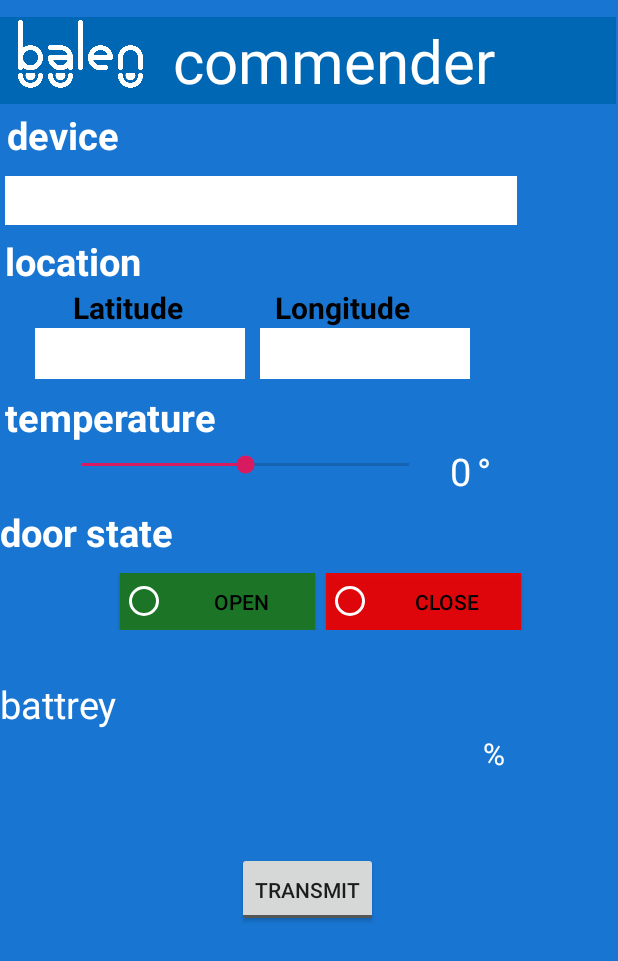
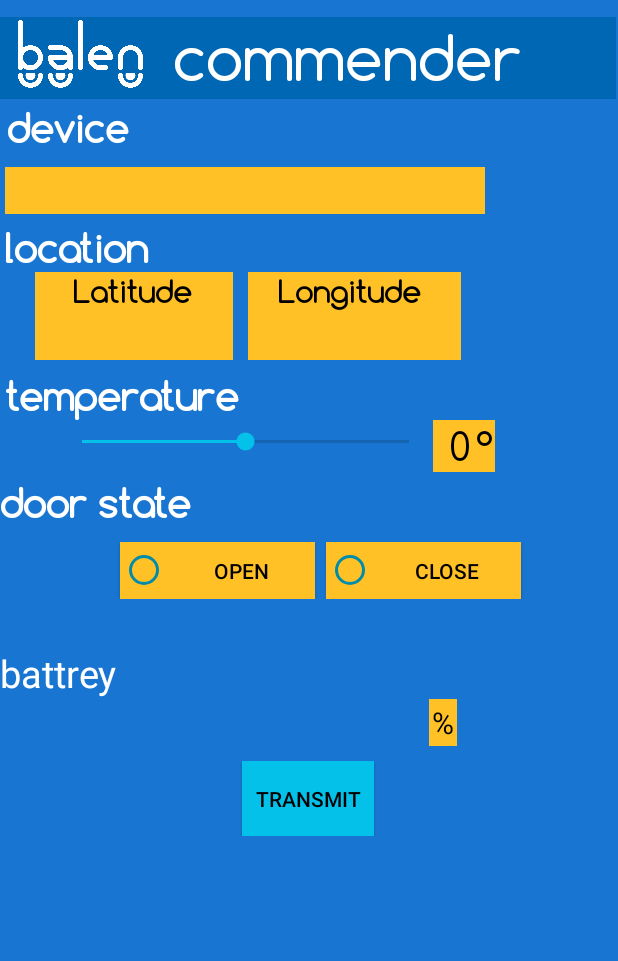
Before and after one commit to indrii/balen-iot-simulator, an Android app: the screen it shows after launch (MainActivity), on a phone screen of 412 x 824 dp. Shown: the top 961 px of the screen. Run offline under Robolectric (Android 15) with nearby library versions, the light colour scheme and no system bars; libraries missing offline, so code that uses them is left out: com.rabbitmq.client.

Commit message:
BC-Simut
- change font and color

```diff
--- a/app/src/main/java/balen/simulator/balen/MainActivity.java
+++ b/app/src/main/java/balen/simulator/balen/MainActivity.java
@@ -8,6 +8,7 @@ import android.content.Context;
 import android.content.Intent;
 import android.content.IntentFilter;
 import android.content.pm.PackageManager;
+import android.graphics.Color;
 import android.location.Location;
 import android.os.AsyncTask;
 import android.os.BatteryManager;
@@ -118,6 +119,7 @@ public class MainActivity extends Activity implements ConnectionCallbacks, OnCon
                     if(!t.isAlive()){
                         t.start();
                     }
+                    submitToggle.setBackgroundColor(Color.RED);
 
                     suspendPublisher = false;
                 }else{
@@ -131,6 +133,7 @@ public class MainActivity extends Activity implements ConnectionCallbacks, OnCon
                     if(t.isAlive()){
                         //t.stop();
                     }
+                    submitToggle.setBackgroundColor(Color.rgb(8,80,118));
 
                     suspendPublisher = true;
                 }
--- a/app/src/main/res/layout/activity_main.xml
+++ b/app/src/main/res/layout/activity_main.xml
@@ -39,7 +39,8 @@
             android:textColor="#fff"
             android:layout_gravity="center"
             android:nextFocusLeft="@id/blnLogo"
-            android:layout_marginLeft="20dp"/>
+            android:layout_marginLeft="20dp"
+            android:fontFamily="@font/comfortaa_regular" />
 
     </LinearLayout>
 
@@ -59,7 +60,9 @@
             android:text="device"
             android:textColor="#fff"
             android:textSize="25dp"
-            android:textStyle="bold" />
+            android:textStyle="bold"
+            android:fontFamily="@font/comfortaa_regular"
+            />
 
         <EditText
             android:id="@+id/deviceField"
@@ -69,7 +72,8 @@
             android:ems="16"
             android:layout_marginTop="10dp"
             android:padding="4dp"
-
+            android:backgroundTint="#FFC125"
+            android:fontFamily="@font/comfortaa_regular"
             />
 
     </LinearLayout>
@@ -87,7 +91,9 @@
         android:text="location"
         android:textColor="#fff"
         android:textSize="25dp"
-        android:textStyle="bold" />
+        android:textStyle="bold"
+        android:fontFamily="@font/comfortaa_regular"/>
+
         <LinearLayout
             android:layout_width="wrap_content"
             android:layout_height="wrap_content"
@@ -95,8 +101,9 @@
             <RelativeLayout
                 android:layout_width="wrap_content"
                 android:layout_height="wrap_content"
-                android:layout_marginLeft="20dp">
-
+                android:layout_marginLeft="20dp"
+                android:background="#FFC125"
+                android:id="@+id/relLat">
                 <TextView
                     android:id="@+id/txtLat"
                     android:layout_width="wrap_content"
@@ -105,23 +112,29 @@
                     android:text="Latitude"
                     android:textColor="#000"
                     android:textSize="20dp"
-                    android:textStyle="bold" />
+                    android:textStyle="bold"
+                    android:fontFamily="@font/comfortaa_regular"/>
 
                 <TextView
                     android:id="@+id/latField"
                     android:layout_width="wrap_content"
                     android:layout_height="wrap_content"
                     android:layout_below="@id/txtLat"
-                    android:background="#ffff"
                     android:ems="6"
                     android:gravity="center"
                     android:padding="3dp"
-                    android:textSize="20dp" />
+                    android:textSize="20dp"
+                    android:textColor="#000"
+                    android:fontFamily="@font/comfortaa_regular"/>
             </RelativeLayout>
 
             <RelativeLayout
                 android:layout_width="wrap_content"
-                android:layout_height="wrap_content">
+                android:layout_height="wrap_content"
+                android:background="#FFC125"
+                android:nextFocusLeft="@id/relLat"
+                android:layout_marginLeft="10dp"
+                android:fontFamily="@font/comfortaa_regular">
 
 
                 <TextView
@@ -133,7 +146,8 @@
                     android:text="Longitude"
                     android:textColor="#000"
                     android:textSize="20dp"
-                    android:textStyle="bold" />
+                    android:textStyle="bold"
+                    android:fontFamily="@font/comfortaa_regular"/>
 
                 <TextView
                     android:id="@+id/longField"
@@ -142,11 +156,12 @@
                     android:layout_below="@id/txtLon"
                     android:layout_marginLeft="10dp"
                     android:layout_marginTop="0dp"
-                    android:background="#ffff"
                     android:ems="6"
                     android:gravity="center"
                     android:padding="3dp"
-                    android:textSize="20dp" />
+                    android:textSize="20dp"
+                    android:textColor="#000"
+                    android:fontFamily="@font/comfortaa_regular"/>
 
             </RelativeLayout>
 
@@ -167,7 +182,8 @@
             android:text="temperature"
             android:textColor="#fff"
             android:textSize="25dp"
-            android:textStyle="bold" />
+            android:textStyle="bold"
+            android:fontFamily="@font/comfortaa_regular"/>
 
         <!--<EditText-->
             <!--android:id="@+id/fieldTemperature"-->
@@ -183,7 +199,9 @@
     <LinearLayout
         android:layout_width="wrap_content"
         android:layout_height="wrap_content"
-        android:orientation="horizontal">
+        android:orientation="horizontal"
+        >
+
         <SeekBar
             android:layout_width="250dp"
             android:layout_height="wrap_content"
@@ -192,27 +210,35 @@
             android:padding="5dp"
             android:progress="50"
             android:max="100"
+            android:progressTint="#04c1ea"
+            android:thumbTint="#04c1ea"
 
 
             />
+        <LinearLayout
+            android:layout_width="match_parent"
+            android:layout_height="wrap_content"
+            android:background="#FFC125">
         <TextView
             android:layout_width="wrap_content"
             android:layout_height="wrap_content"
-            android:textColor="#fff"
+            android:textColor="#000"
             android:layout_marginLeft="10dp"
             android:textSize="25dp"
             android:padding="1dp"
             android:id="@+id/textTemp"
-            android:text="0"/>
+            android:text="0"
+            android:fontFamily="@font/comfortaa_regular"/>
         <TextView
             android:layout_width="wrap_content"
             android:layout_height="wrap_content"
-            android:textColor="#fff"
+            android:textColor="#000"
             android:layout_marginLeft="1dp"
             android:textSize="25dp"
             android:padding="1dp"
-            android:text="°"/>
-
+            android:text="°"
+            android:fontFamily="@font/comfortaa_regular"/>
+        </LinearLayout>
     </LinearLayout>
 
     </LinearLayout>
@@ -230,7 +256,8 @@
             android:text="door state"
             android:textColor="#fff"
             android:textSize="25dp"
-            android:textStyle="bold" />
+            android:textStyle="bold"
+            android:fontFamily="@font/comfortaa_regular"/>
     </RelativeLayout>
     <RelativeLayout
         android:layout_width="match_parent"
@@ -250,8 +277,8 @@
                 android:layout_width="130sp"
                 android:layout_height="38dp"
                 android:layout_marginLeft="80dp"
-                android:background="#1c7426"
-                android:buttonTint="#ffff"
+                android:background="#FFC125"
+                android:buttonTint="#038ca9"
                 android:gravity="center"
                 android:text="OPEN"
                 android:textColor="#000" />
@@ -263,8 +290,8 @@
                 android:layout_height="38dp"
                 android:layout_marginLeft="7dp"
                 android:layout_toRightOf="@+id/radioOpen"
-                android:background="#ee00"
-                android:buttonTint="#ffff"
+                android:background="#FFC125"
+                android:buttonTint="#038ca9"
                 android:gravity="center"
                 android:text="CLOSE"
                 android:textColor="#000" />
@@ -290,7 +317,8 @@
         android:layout_marginRight="40dp"
         android:orientation="horizontal"
         android:padding="2dp"
-        android:layout_marginLeft="320dp"
+        android:layout_marginLeft="286dp"
+        android:background="#FFC125"
 
         >
 
@@ -300,56 +328,19 @@
             android:layout_height="wrap_content"
             android:text=""
             android:textAlignment="viewStart"
-            android:textColor="#fff"
+            android:textColor="#000"
             android:textSize="20dp" />
         <TextView
             android:layout_width="match_parent"
             android:layout_height="wrap_content"
             android:text="%"
             android:textAlignment="viewStart"
-            android:textColor="#fff"
+            android:textColor="#000"
             android:textSize="20dp"
             android:nextFocusLeft="@id/battreyText"/>
     </LinearLayout>
     </LinearLayout>
 
-    <LinearLayout
-        android:layout_width="match_parent"
-        android:layout_height="wrap_content"
-        android:orientation="horizontal"
-        android:padding="20dp">
-
-        <!--<Button-->
-            <!--android:id="@+id/buttonSubmitToken"-->
-            <!--style="?android:attr/buttonStyleSmall"-->
-            <!--android:layout_width="130sp"-->
-            <!--android:layout_height="38sp"-->
-            <!--android:layout_gravity="center"-->
-            <!--android:layout_marginLeft="50dp"-->
-            <!--android:background="#9BEFAC"-->
-            <!--android:clickable="true"-->
-            <!--android:gravity="center"-->
-            <!--android:onClick="submitRepeating"-->
-            <!--android:text="SUBMIT"-->
-            <!--android:textColor="@android:color/black" />-->
-
-        <!--<Button-->
-            <!--android:id="@+id/buttonCancelToken"-->
-            <!--style="?android:attr/buttonStyleSmall"-->
-            <!--android:layout_width="130sp"-->
-            <!--android:layout_height="38dp"-->
-            <!--android:layout_gravity="center"-->
-            <!--android:layout_marginLeft="25dp"-->
-            <!--android:background="#F3E6B1"-->
-            <!--android:clickable="true"-->
-            <!--android:gravity="center"-->
-            <!--android:nextFocusLeft="@id/buttonSubmitToken"-->
-            <!--android:onClick="stopRepeating"-->
-            <!--android:text="CANCEL"-->
-            <!--android:textColor="@android:color/black" />-->
-
-
-    </LinearLayout>
     <LinearLayout
         android:layout_width="match_parent"
         android:layout_height="wrap_content"
@@ -362,6 +353,8 @@
             android:id="@+id/toggleBtn"
             android:textOn="Stop"
             android:textOff="Transmit"
+            android:background="#04c1ea"
+            android:textColor="#000"
             />
     </LinearLayout>
 </LinearLayout>
--- a/app/src/main/res/values/styles.xml
+++ b/app/src/main/res/values/styles.xml
@@ -7,5 +7,9 @@
         <item name="colorPrimaryDark">@color/colorPrimaryDark</item>
         <item name="colorAccent">@color/colorAccent</item>
     </style>
+    <style name="TextAppearance">
+        <item name="android:fontFamily">@font/comfortaa_regular</item>
+    </style>
+
 
 </resources>
```
Also changed, not shown: app/src/main/res/font/comfortaa_regular.ttf (added).
